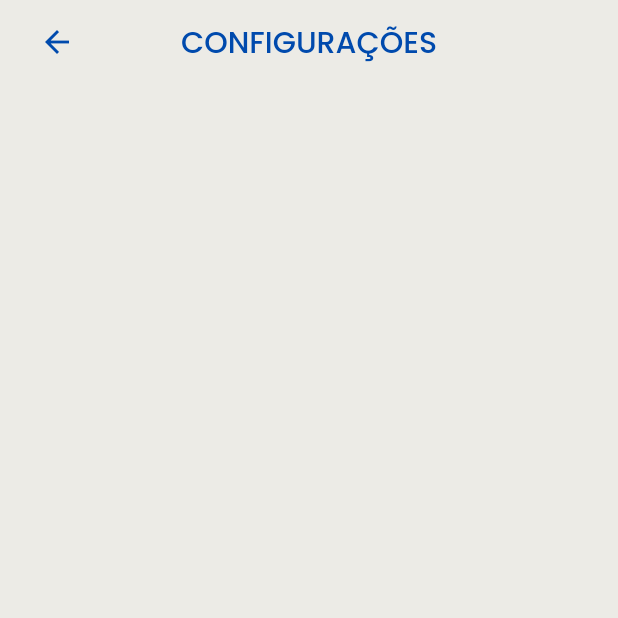
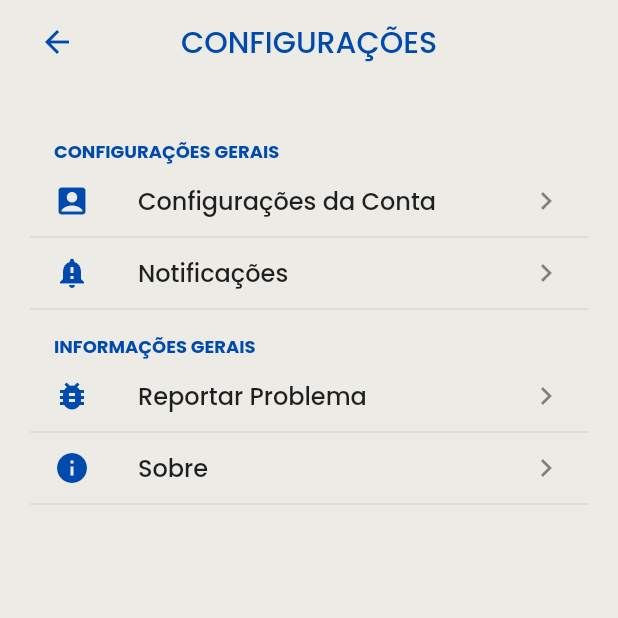
Before and after one commit to brunoalvesufu/bgb, a Flutter app: the ConfigScreen screen opened directly, on a phone screen of 412 x 824 dp, the top half of it. Run offline on Flutter 3.47's test engine with Material 2 defaults, Android fonts, the phone set to English and light mode, and no system bars; drawn by our look-alikes of flutter_settings_screens; our stand-ins replace google_fonts; missing offline and left inert: country_icons, shared_preferences_web.

Commit message:
Adicionada tela de configuração do aplicativo, ainda não finalizada.

```diff
--- a/lib/main.dart
+++ b/lib/main.dart
@@ -3,10 +3,12 @@
 import 'package:bgb/screens/mainpage.dart';
 import 'package:flutter/material.dart';
 import 'package:flutter/services.dart';
+import 'package:flutter_settings_screens/flutter_settings_screens.dart';
 import 'package:google_fonts/google_fonts.dart';
 import 'constants.dart';
 
-void main() {
+void main() async {
+  await Settings.init(cacheProvider: SharePreferenceCache());
   WidgetsFlutterBinding.ensureInitialized();
 
   SystemChrome.setPreferredOrientations([DeviceOrientation.portraitUp])
--- a/lib/screens/config_screen.dart
+++ b/lib/screens/config_screen.dart
@@ -1,9 +1,8 @@
-// ignore_for_file: prefer_const_constructors
+// ignore_for_file: prefer_const_constructors, import_of_legacy_library_into_null_safe, prefer_const_literals_to_create_immutables
 
 import 'package:bgb/constants.dart';
 import 'package:flutter/material.dart';
-import 'package:flutter/src/foundation/key.dart';
-import 'package:flutter/src/widgets/framework.dart';
+import 'package:flutter_settings_screens/flutter_settings_screens.dart';
 
 class ConfigScreen extends StatelessWidget {
   const ConfigScreen({Key? key}) : super(key: key);
@@ -11,6 +10,7 @@ class ConfigScreen extends StatelessWidget {
   @override
   Widget build(BuildContext context) {
     return Scaffold(
+        backgroundColor: kBackgroundColor,
         appBar: AppBar(
           elevation: 0,
           leading: IconButton(
@@ -30,9 +30,86 @@ class ConfigScreen extends StatelessWidget {
           centerTitle: true,
           backgroundColor: kBackgroundColor,
         ),
-        body: Container(
-          color: kBackgroundColor,
+        body: SafeArea(
+          child: ListView(
+            padding: EdgeInsets.all(kDefaultPadding),
+            children: <Widget>[
+              SettingsGroup(
+                title: 'Configurações Gerais',
+                children: <Widget>[
+                  buildAccount(),
+                  buildNotifications(),
+                ],
+              ),
+              SettingsGroup(
+                title: 'Informações Gerais',
+                children: <Widget>[
+                  buildReport(),
+                  buildAbout(),
+                ],
+              ),
+            ],
+          ),
         ));
-    ;
+  }
+
+  Widget buildAccount() => SimpleSettingsTile(
+        title: 'Configurações da Conta',
+        subtitle: '',
+        leading: Icon(
+          Icons.account_box,
+          color: kPrimaryColor,
+        ),
+        child: AccountPage(),
+      );
+
+  Widget buildNotifications() => SimpleSettingsTile(
+        title: 'Notificações',
+        subtitle: '',
+        leading: Icon(
+          Icons.notification_important,
+          color: kPrimaryColor,
+        ),
+        child: Container(),
+      );
+
+  Widget buildReport() => SimpleSettingsTile(
+        title: 'Reportar Problema',
+        subtitle: '',
+        leading: Icon(
+          Icons.bug_report,
+          color: kPrimaryColor,
+        ),
+        child: Container(),
+      );
+
+  Widget buildAbout() => SimpleSettingsTile(
+        title: 'Sobre',
+        subtitle: '',
+        leading: Icon(
+          Icons.info,
+          color: kPrimaryColor,
+        ),
+        child: Container(),
+      );
+}
+
+class AccountPage extends StatelessWidget {
+  const AccountPage({Key? key}) : super(key: key);
+
+  static const keyLanguage = 'key-language';
+
+  @override
+  Widget build(BuildContext context) {
+    return SettingsScreen(children: [
+      DropDownSettingsTile(
+          title: 'Idioma',
+          settingKey: keyLanguage,
+          selected: 1,
+          values: <int, String>{
+            1: 'English',
+            2: 'Português Brasileiro',
+          }),
+    ]);
   }
 }
--- a/pubspec.yaml
+++ b/pubspec.yaml
@@ -37,7 +37,7 @@ dependencies:
   google_fonts: ^3.0.0
   flutter_svg: ^1.0.3
   country_icons: ^2.0.2
-  data_table_2: ^2.2.3
+  flutter_settings_screens: ^0.2.2+1
 
 dev_dependencies:
   flutter_test:
```
Also changed, not shown: lib/generated_plugin_registrant.dart (added, +17 -0 lines), lib/models/call_done.dart (added, +27 -0 lines), lib/screens/calls_brazil.dart (+6 -1 lines), lib/screens/calls_statistics.dart (+67 -15 lines), 1 other file.
